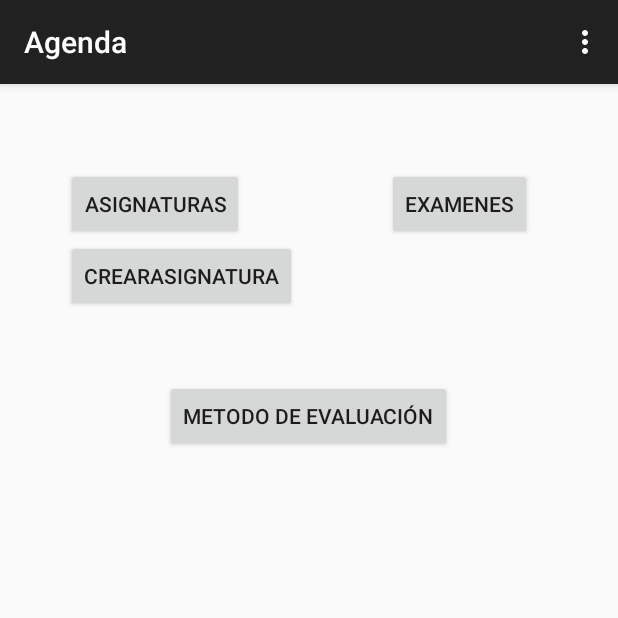
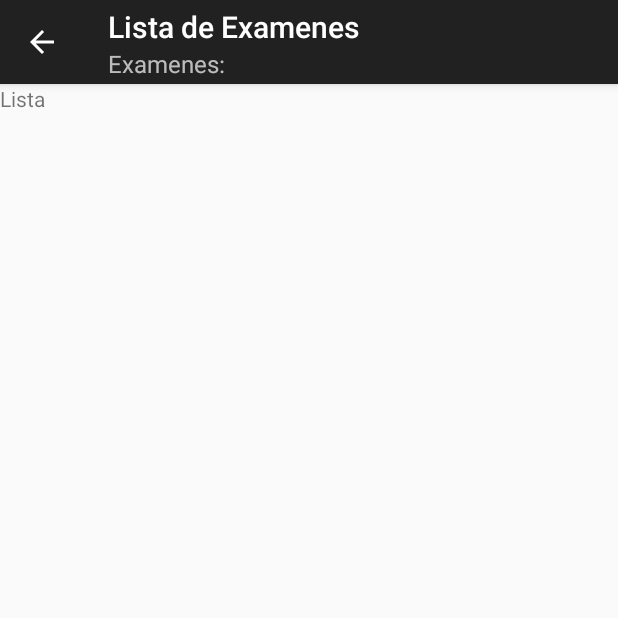
Before and after one commit to mibaldi/Agenda, an Android app: the screen it shows after launch (ActividadPrincipal before the commit, Examenes after it), after a tap on "EXAMENES", on a phone screen of 412 x 824 dp, the top half of it. Run offline under Robolectric (Android 15) with nearby library versions, the phone set to English and light mode, and no system bars; 3 statements that could not run were skipped.

Commit message:
agregado el navigation drawer en la lista de examenes

```diff
--- a/app/src/main/java/com/mikel/agenda/ActividadPrincipal.java
+++ b/app/src/main/java/com/mikel/agenda/ActividadPrincipal.java
@@ -75,6 +75,8 @@ public class ActividadPrincipal extends ActionBarActivity /*implements OnClickLi
                 startActivity(intent1);
                 break;
             case R.id.button2:
+                intent1 = new Intent(ActividadPrincipal.this, Examenes.class);
+                startActivity(intent1);
                 break;
             case R.id.button3:
                 break;
--- /dev/null
+++ b/app/src/main/java/com/mikel/agenda/Examenes.java
@@ -0,0 +1,124 @@
+package com.mikel.agenda;
+
+import android.content.Intent;
+import android.content.res.Configuration;
+import android.os.Bundle;
+import android.support.v4.app.ActionBarDrawerToggle;
+import android.support.v4.view.GravityCompat;
+import android.support.v4.widget.DrawerLayout;
+import android.support.v4.widget.DrawerLayout.DrawerListener;
+import android.support.v7.app.ActionBar;
+import android.support.v7.app.ActionBarActivity;
+import android.view.MenuItem;
+import android.view.View;
+import android.widget.AdapterView;
+import android.widget.ArrayAdapter;
+import android.widget.ListView;
+import android.widget.Toast;
+
+
+public class Examenes extends ActionBarActivity implements ListView.OnItemClickListener, DrawerListener {
+
+    private ActionBar actionBar;
+    private DrawerLayout cajon;
+    private ListView opciones;
+    private ActionBarDrawerToggle toggle;
+
+
+    protected void onCreate(Bundle savedInstanceState) {
+        super.onCreate(savedInstanceState);
+        setContentView(R.layout.activity_examenes);
+
+        actionBar = getSupportActionBar();
+
+        /**INDICAR TITULO Y SUBTITULO**/
+        actionBar.setTitle("Lista de Examenes");
+        actionBar.setSubtitle("Examenes:");
+
+        /**CONFIGURAR CAJON**/
+        String[] valores = getResources().getStringArray(R.array.cajon);
+        cajon = (DrawerLayout) findViewById(R.id.drawer_layout);
+        opciones = (ListView) findViewById(R.id.left_drawer);
+        opciones.setAdapter(new ArrayAdapter<String>(this, R.layout.plantilla_cajon, valores));
+        opciones.setOnItemClickListener(this);
+
+        /**APLICAR SOMBRA AL CAJON**/
+        cajon.setDrawerShadow(R.drawable.drawer_shadow, GravityCompat.START);
+
+        /**HABILITAR ICONO DE LA APLICACION PARA EL MENU DE NAVEGACION**/
+        toggle = new ActionBarDrawerToggle(this, cajon, R.drawable.ic_drawer, R.string.drawer_open, R.string.drawer_close);
+        getSupportActionBar().setDisplayHomeAsUpEnabled(true);
+        getSupportActionBar().setHomeButtonEnabled(true);
+
+
+        cajon.setDrawerListener(this);
+    }
+
+
+    public void onItemClick(AdapterView<?> arg0, View arg1, int arg2, long arg3) {
+       Intent intent1;
+        switch (arg2) {
+            case 0:
+                intent1 = new Intent(Examenes.this, lista.class);
+                startActivity(intent1);
+                Toast.makeText(getApplicationContext(), "BUSCAR", Toast.LENGTH_SHORT).show();
+                break;
+            case 1:
+                Toast.makeText(getApplicationContext(), "CORTAR", Toast.LENGTH_SHORT).show();
+                break;
+            case 2:
+                Toast.makeText(getApplicationContext(), "COPIAR", Toast.LENGTH_SHORT).show();
+                break;
+            case 3:
+                Toast.makeText(getApplicationContext(), "ELIMINAR", Toast.LENGTH_SHORT).show();
+                break;
+            case 4:
+                Toast.makeText(getApplicationContext(), "COMPARTIR", Toast.LENGTH_SHORT).show();
+                break;
+        }
+        cajon.closeDrawer(opciones);
+    }
+
+
+    /**METODOS PARA MANEJAR LA APERTURA Y CIERRE DEL NAVIGATION DRAWER DESDE EL ICONO DE LA APLICACION**/
+    @Override
+    protected void onPostCreate(Bundle savedInstanceState) {
+        super.onPostCreate(savedInstanceState);
+        toggle.syncState();
+    }
+    @Override
+    public void onConfigurationChanged(Configuration newConfig) {
+        super.onConfigurationChanged(newConfig);
+        toggle.onConfigurationChanged(newConfig);
+    }
+    @Override
+    public boolean onOptionsItemSelected(MenuItem item) {
+        if (toggle.onOptionsItemSelected(item)) {
+            return true;
+        }
+        return super.onOptionsItemSelected(item);
+    }
+
+
+    /**METODOS PARA MANEJAR LOS EVENTOS DE APERTURA Y CIERRE DEL NAVIGATION DRAWER**/
+    @Override
+    public void onDrawerClosed(View arg0) {
+        //actionBar.setTitle("EJ ActionBar");
+    }
+    @Override
+    public void onDrawerOpened(View arg0) {
+        //actionBar.setTitle("Menu Principal");
+    }
+    @Override
+    public void onDrawerSlide(View arg0, float arg1) {
+        // TODO Auto-generated method stub
+
+    }
+    @Override
+    public void onDrawerStateChanged(int arg0) {
+        // TODO Auto-generated method stub
+
+    }
+
+
+}
--- /dev/null
+++ b/app/src/main/res/layout/activity_examenes.xml
@@ -0,0 +1,25 @@
+<android.support.v4.widget.DrawerLayout
+    xmlns:android="http://schemas.android.com/apk/res/android"
+    android:id="@+id/drawer_layout"
+    android:layout_width="match_parent"
+    android:layout_height="match_parent">
+    <FrameLayout
+        android:id="@+id/content_frame"
+        android:layout_width="match_parent"
+        android:layout_height="match_parent" >
+
+        <TextView
+            android:layout_width="218dp"
+            android:layout_height="wrap_content"
+            android:text="Lista"
+            android:id="@+id/textView2" />
+
+    </FrameLayout>
+    <ListView
+        android:id="@+id/left_drawer"
+        android:layout_width="240dp"
+        android:layout_height="match_parent"
+        android:layout_gravity="start"
+        android:choiceMode="singleChoice"
+        android:background="#111"/>
+</android.support.v4.widget.DrawerLayout>
--- /dev/null
+++ b/app/src/main/res/menu/menu_examenes.xml
@@ -0,0 +1,6 @@
+<menu xmlns:android="http://schemas.android.com/apk/res/android"
+    xmlns:app="http://schemas.android.com/apk/res-auto"
+    xmlns:tools="http://schemas.android.com/tools" tools:context="com.mikel.agenda.Examenes">
+    <item android:id="@+id/action_settings" android:title="@string/action_settings"
+        android:orderInCategory="100" app:showAsAction="never" />
+</menu>
--- /dev/null
+++ b/app/src/main/res/values/cajon.xml
@@ -0,0 +1,12 @@
+<?xml version="1.0" encoding="utf-8"?>
+<resources>
+    <string-array name="cajon">
+    <item>Principal</item>
+    <item>Cortar</item>
+    <item>Copiar</item>
+    <item>Eliminar</item>
+    <item>Compartir</item>
+</string-array>
+    <string name="drawer_open">Cajon abierto</string>
+    <string name="drawer_close">Cajon cerrado</string>
+</resources>
--- a/app/src/main/res/values/strings.xml
+++ b/app/src/main/res/values/strings.xml
@@ -12,5 +12,6 @@
     <string name="Nombre_Asignatura">Nombre:</string>
     <string name="Guardar">Guardar</string>
     <string name="title_activity_lista">lista</string>
+    <string name="title_activity_examenes">Examenes</string>
 
 </resources>
```
Also changed, not shown: app/src/main/AndroidManifest.xml (+10 -10 lines), app/src/main/java/com/mikel/agenda/Lista_Asignaturas.java (deleted, +0 -90 lines), app/src/main/java/com/mikel/agenda/crear_asignatura.java (+0 -40 lines), app/src/main/res/layout/activity_lista__asignaturas.xml (deleted, +0 -30 lines), app/src/main/res/layout/menu_desplegable.xml (added, +20 -0 lines), app/src/main/res/drawable-xxhdpi/drawer_shadow.9.png (added), app/src/main/res/drawable-xxhdpi/ic_drawer.png (added).
